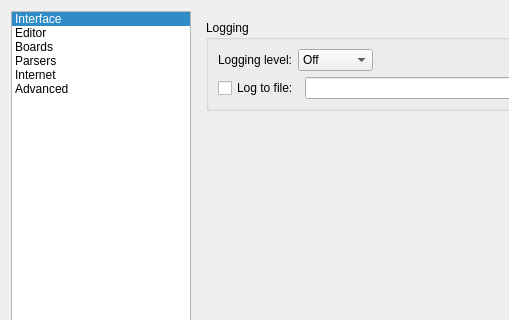
Old version of the form src/PreferencesDlg.ui in the repository zethon/Owl; both pictures show x 0 to 509 and y 0 to 320 of the 850 by 525 pixel window.
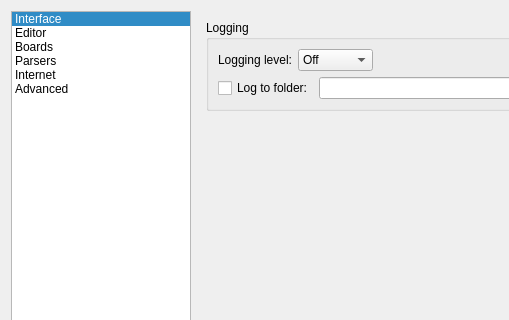
New version of the form. The open tabs and pages were chosen to show the change. Icons and pictures are not drawn.

```diff
--- a/src/PreferencesDlg.ui
+++ b/src/PreferencesDlg.ui
@@ -1631,7 +1631,7 @@
                 <item>
                  <widget class="QCheckBox" name="logToFileCB">
                   <property name="text">
-                   <string>Log to file:</string>
+                   <string>Log to folder:</string>
                   </property>
                  </widget>
                 </item>
```
Left out of the diff: 6 changed lines with no effect on the pictures.
